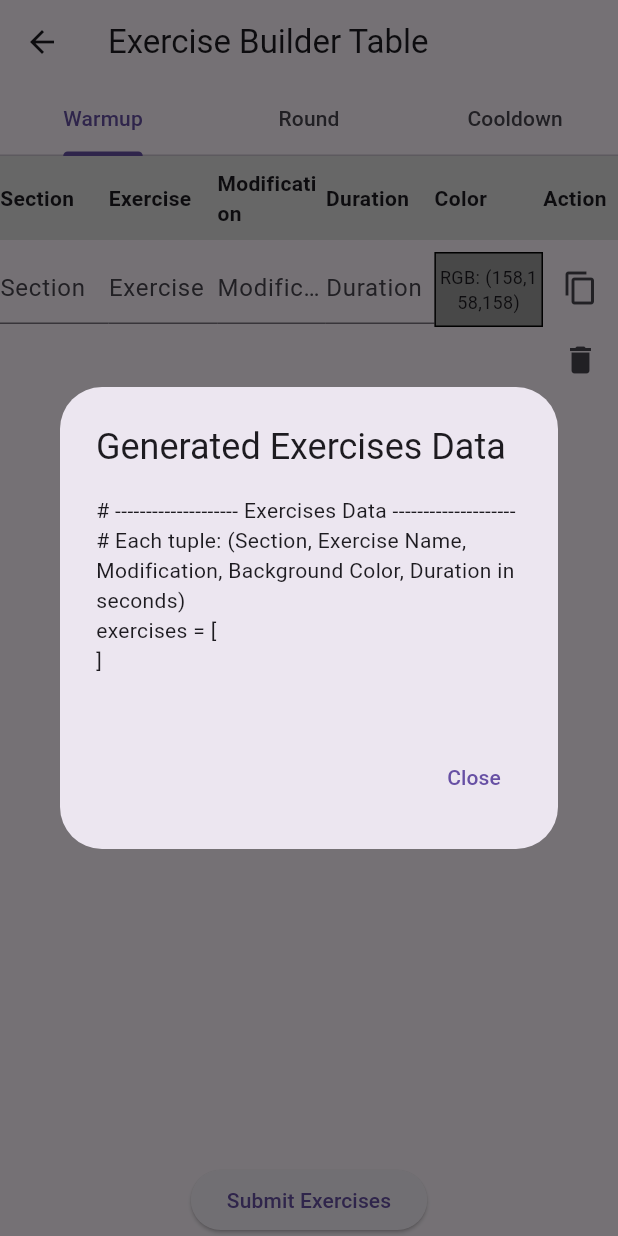
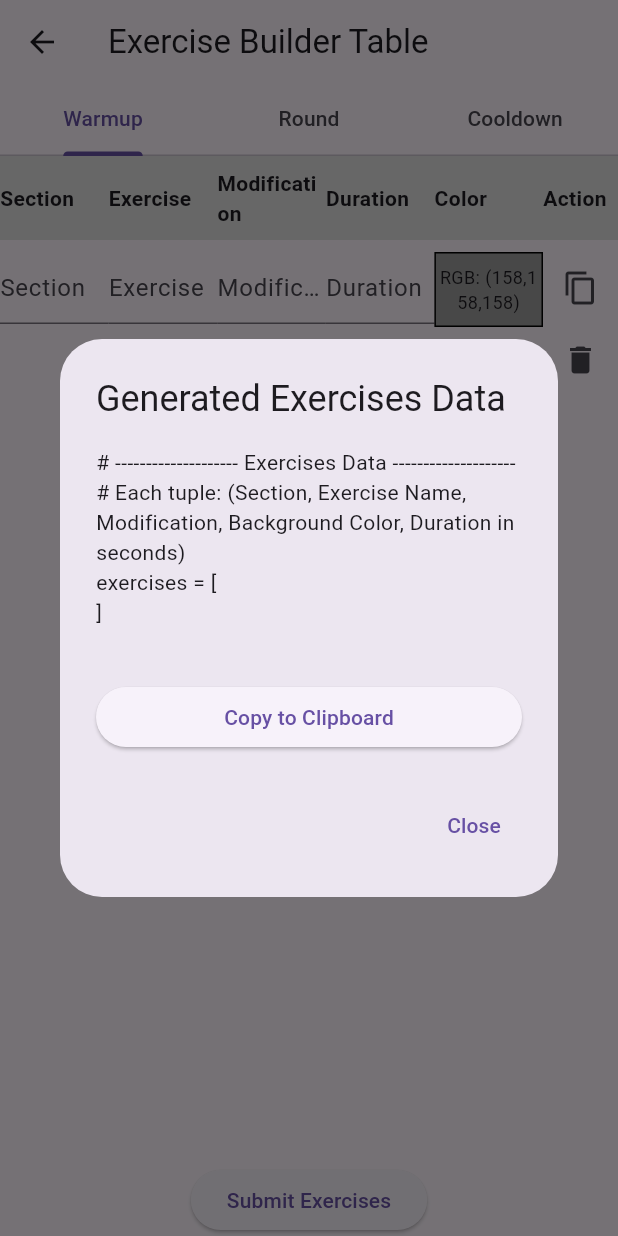
Before and after one commit to sarah-eliza/simplyactiveapp, a Flutter app: the ExerciseBuilderTable screen opened directly, after a tap on "Submit Exercises", on a phone screen of 412 x 824 dp. Run offline on Flutter 3.47's test engine with Material 3 defaults, Android fonts, the phone set to English and light mode, and no system bars; our stand-ins replace flutter_colorpicker, supabase_flutter, video_player; accounts and stored records are empty.

Commit message:
Update exercise builder

```diff
--- a/lib/screens/exercise_form.dart
+++ b/lib/screens/exercise_form.dart
@@ -1,6 +1,6 @@
 import 'package:flutter/material.dart';
 import 'package:flutter_colorpicker/flutter_colorpicker.dart';
-import 'color_picker_field.dart'; // Only needed if used elsewhere
+import 'package:flutter/services.dart'; // Needed for Clipboard
 
 /// Data model for one exercise row.
 class ExerciseRowData {
@@ -100,7 +100,6 @@ class _ExerciseBuilderTableState extends State<ExerciseBuilderTable>
 
   // Opens the color picker dialog for a specific row.
   void _pickColorForRow(ExerciseRowData row) {
-    // Use a temporary variable so the dialog can update independently.
     Color tempColor = row.selectedColor;
     showDialog(
       context: context,
@@ -171,7 +170,7 @@ class _ExerciseBuilderTableState extends State<ExerciseBuilderTable>
   // Build a single row for an exercise.
   Widget _buildRow(ExerciseRowData row, int index, VoidCallback onDelete, VoidCallback onDuplicate) {
     return Container(
-      key: ValueKey(index), // Use index as the key
+      key: ValueKey(index), // Use index as the key to force rebuild on state change.
       child: Row(
         crossAxisAlignment: CrossAxisAlignment.start,
         children: [
@@ -265,11 +264,14 @@ class _ExerciseBuilderTableState extends State<ExerciseBuilderTable>
             },
             children: List.generate(rows.length, (index) {
               final row = rows[index];
-              return _buildRow(row, index, () {
-                onRemoveRow(index);
-              }, () {
-                onDuplicateRow(index);
-              });
+              return Container(
+                key: ValueKey(index),
+                child: _buildRow(row, index, () {
+                  onRemoveRow(index);
+                }, () {
+                  onDuplicateRow(index);
+                }),
+              );
             }),
           ),
         ),
@@ -286,8 +288,7 @@ class _ExerciseBuilderTableState extends State<ExerciseBuilderTable>
   String _generateOutput() {
     final buffer = StringBuffer();
     buffer.writeln("# -------------------- Exercises Data --------------------");
-    buffer.writeln(
-        "# Each tuple: (Section, Exercise Name, Modification, Background Color, Duration in seconds)");
+    buffer.writeln("# Each tuple: (Section, Exercise Name, Modification, Background Color, Duration in seconds)");
     buffer.writeln("exercises = [");
     // Warmup rows.
     for (var row in warmupRows) {
@@ -452,7 +453,24 @@ class _ExerciseBuilderTableState extends State<ExerciseBuilderTable>
                   context: context,
                   builder: (context) => AlertDialog(
                     title: const Text("Generated Exercises Data"),
-                    content: SingleChildScrollView(child: Text(output)),
+                    content: SingleChildScrollView(
+                      child: Column(
+                        crossAxisAlignment: CrossAxisAlignment.stretch,
+                        children: [
+                          Text(output),
+                          const SizedBox(height: 16),
+                          ElevatedButton(
+                            onPressed: () {
+                              Clipboard.setData(ClipboardData(text: output));
+                              ScaffoldMessenger.of(context).showSnackBar(
+                                const SnackBar(content: Text("Copied to clipboard")),
+                              );
+                            },
+                            child: const Text("Copy to Clipboard"),
+                          ),
+                        ],
+                      ),
+                    ),
                     actions: [
                       TextButton(
                         onPressed: () => Navigator.of(context).pop(),
```
